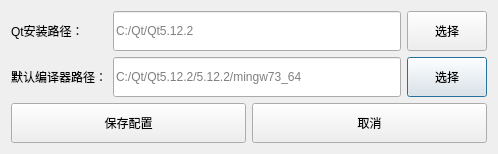
Qt form configdlg.ui (YuyangHou1230/QtDeployer) before a commit.
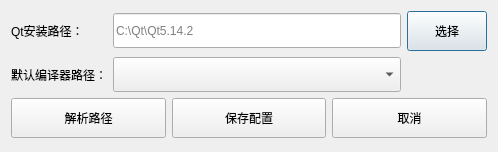
The same form after that commit.

Commit message: V1.1.0优化sdk检索逻辑 编译器改为下拉框选择

What changed in the file:
```diff
--- a/configdlg.ui
+++ b/configdlg.ui
@@ -21,32 +21,6 @@
      </property>
     </widget>
    </item>
-   <item row="1" column="2">
-    <widget class="QPushButton" name="btnSelectComplier">
-     <property name="minimumSize">
-      <size>
-       <width>0</width>
-       <height>40</height>
-      </size>
-     </property>
-     <property name="text">
-      <string>选择</string>
-     </property>
-    </widget>
-   </item>
-   <item row="0" column="1">
-    <widget class="QLineEdit" name="editQtPath">
-     <property name="minimumSize">
-      <size>
-       <width>0</width>
-       <height>40</height>
-      </size>
-     </property>
-     <property name="placeholderText">
-      <string>C:/Qt/Qt5.12.2</string>
-     </property>
-    </widget>
-   </item>
    <item row="0" column="0">
     <widget class="QLabel" name="label">
      <property name="text">
@@ -54,24 +28,11 @@
      </property>
     </widget>
    </item>
-   <item row="1" column="1">
-    <widget class="QLineEdit" name="editComplierPath">
-     <property name="minimumSize">
-      <size>
-       <width>0</width>
-       <height>40</height>
-      </size>
-     </property>
-     <property name="placeholderText">
-      <string>C:/Qt/Qt5.12.2/5.12.2/mingw73_64</string>
-     </property>
-    </widget>
-   </item>
    <item row="0" column="2">
     <widget class="QPushButton" name="btnSelectQt">
      <property name="minimumSize">
       <size>
-       <width>0</width>
+       <width>75</width>
        <height>40</height>
       </size>
      </property>
@@ -82,6 +43,19 @@
    </item>
    <item row="2" column="0" colspan="3">
     <layout class="QHBoxLayout" name="horizontalLayout">
+     <item>
+      <widget class="QPushButton" name="btnParsePath">
+       <property name="minimumSize">
+        <size>
+         <width>0</width>
+         <height>40</height>
+        </size>
+       </property>
+       <property name="text">
+        <string>解析路径</string>
+       </property>
+      </widget>
+     </item>
      <item>
       <widget class="QPushButton" name="btnSave">
        <property name="minimumSize">
@@ -110,6 +84,29 @@
      </item>
     </layout>
    </item>
+   <item row="1" column="1">
+    <widget class="QComboBox" name="comboComplier">
+     <property name="minimumSize">
+      <size>
+       <width>0</width>
+       <height>35</height>
+      </size>
+     </property>
+    </widget>
+   </item>
+   <item row="0" column="1">
+    <widget class="QLineEdit" name="editQtPath">
+     <property name="minimumSize">
+      <size>
+       <width>0</width>
+       <height>35</height>
+      </size>
+     </property>
+     <property name="placeholderText">
+      <string>C:\Qt\Qt5.14.2</string>
+     </property>
+    </widget>
+   </item>
   </layout>
  </widget>
  <resources/>
```
The commit also changes 7 other files.
